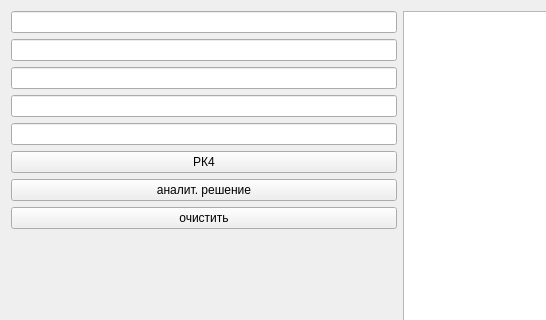
Above: mainwindow.ui from deltamemories/de_lab_rk_method before the change; both pictures show x 0 to 546 and y 0 to 320 of the 800 by 600 pixel window. Below: the same form after it.
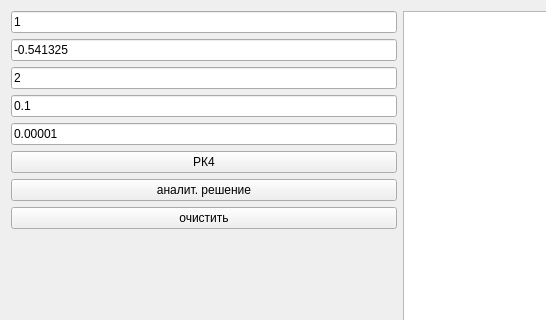
That is the form after the change. Custom widgets are drawn as their Qt base class.

Commit message: feat(gui): add table

The edit to the form file:
```diff
--- a/mainwindow.ui
+++ b/mainwindow.ui
@@ -19,19 +19,54 @@
      <item>
       <layout class="QVBoxLayout" name="verticalLayout_4">
        <item>
-        <widget class="QLineEdit" name="x0Edit"/>
+        <widget class="QLineEdit" name="x0Edit">
+         <property name="text">
+          <string>1</string>
+         </property>
+         <property name="placeholderText">
+          <string>x0</string>
+         </property>
+        </widget>
        </item>
        <item>
-        <widget class="QLineEdit" name="y0Edit"/>
+        <widget class="QLineEdit" name="y0Edit">
+         <property name="text">
+          <string>-0.541325</string>
+         </property>
+         <property name="placeholderText">
+          <string>y0</string>
+         </property>
+        </widget>
        </item>
        <item>
-        <widget class="QLineEdit" name="xEndEdit"/>
+        <widget class="QLineEdit" name="xEndEdit">
+         <property name="text">
+          <string>2</string>
+         </property>
+         <property name="placeholderText">
+          <string>xEnd</string>
+         </property>
+        </widget>
        </item>
        <item>
-        <widget class="QLineEdit" name="hEdit"/>
+        <widget class="QLineEdit" name="hEdit">
+         <property name="text">
+          <string>0.1</string>
+         </property>
+         <property name="placeholderText">
+          <string>h</string>
+         </property>
+        </widget>
        </item>
        <item>
-        <widget class="QLineEdit" name="epsEdit"/>
+        <widget class="QLineEdit" name="epsEdit">
+         <property name="text">
+          <string>0.00001</string>
+         </property>
+         <property name="placeholderText">
+          <string>epsilon</string>
+         </property>
+        </widget>
        </item>
        <item>
         <widget class="QPushButton" name="solveButton">
```
The commit also changes 2 other files.
